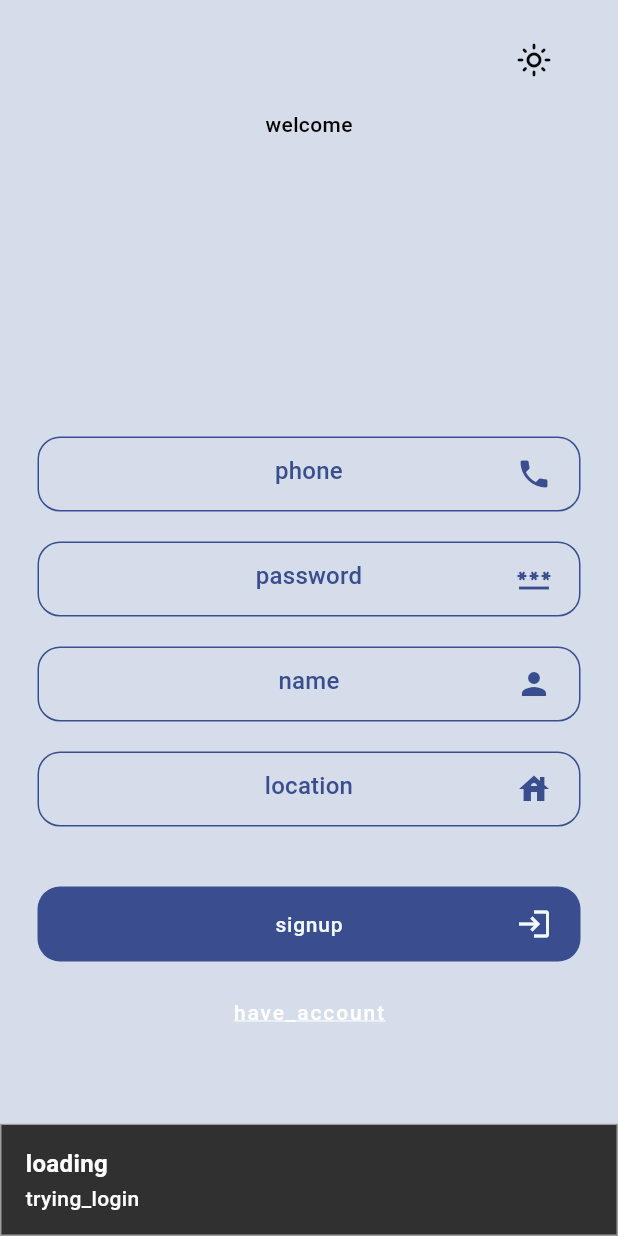
After one commit to AbdAllahKarajay/pharmacist_app, a Flutter app: the screen it shows after launch, after a tap on "dont_have_account", on a phone screen of 412 x 824 dp. The commit adds this screen. Run offline on Flutter 3.47's test engine with Material 2 defaults, Android fonts, the light colour scheme and no system bars; our stand-ins replace dio, firebase_core, firebase_messaging, flutter_local_notifications, get, get_storage; accounts and stored records are empty; network calls fail; Roboto replaces fonts that are missing (Poppins).

Commit message:
interview final

```diff
--- a/lib/core/repository/remote_datasource.dart
+++ b/lib/core/repository/remote_datasource.dart
@@ -24,9 +24,9 @@ class RemoteDatasource {
   // static const String scheme = 'http';
   // static const int? port = 5000;
   // static const String host = '192.168.43.162';
-  static const String scheme = 'https';
-  static const int? port = null;
-  static const String host = '5e13-45-14-71-22.ngrok-free.app';
+  static const String scheme = 'http';
+  static const int port = 8000;
+  static const String host = '192.168.6.162';
   static Uri uri = Uri(scheme: scheme, host: host, port: port);
 
   Future performPutRequest<T>(
--- a/lib/main.dart
+++ b/lib/main.dart
@@ -4,7 +4,6 @@ import 'package:firebase_core/firebase_core.dart';
 import 'package:firebase_messaging/firebase_messaging.dart';
 import 'package:flutter/foundation.dart';
 import 'package:flutter/material.dart';
-import 'package:flutter_local_notifications/flutter_local_notifications.dart';
 import 'package:get/get.dart';
 import 'package:pharmacist_application/presentation/pages/favorite_page/favorite_controller.dart';
 import 'package:pharmacist_application/presentation/pages/home_page/order_page/order_controller.dart';
@@ -27,13 +26,16 @@ init() async {
   );
   Get.globalData.fcmToken = await FirebaseMessaging.instance.getToken();
   NotificationSettings notificationSettings;
-  do {
+  // do {
     notificationSettings = await FirebaseMessaging.instance
-        .requestPermission();
-  }while(notificationSettings.authorizationStatus != AuthorizationStatus.authorized);
+        .requestPermission(sound: true, alert: true);
+  // }while(notificationSettings.authorizationStatus != AuthorizationStatus.authorized);
+  print(notificationSettings.authorizationStatus);
 
   FirebaseMessaging.onBackgroundMessage(firebaseMessagingBackgroundHandler);
-  FirebaseMessaging.onMessage.listen((event) => firebaseMessagingBackgroundHandler);
+  FirebaseMessaging.onMessage.listen((event) => firebaseMessagingBackgroundHandler(event));
+  FirebaseMessaging.onMessageOpenedApp.listen(firebaseMessagingBackgroundHandler);
+  // FirebaseMessaging.onMessageOpenedApp.listen(firebaseMessagingBackgroundHandler);
   if (!kIsWeb) {
     await setupFlutterNotifications();
   }
@@ -117,7 +119,12 @@ class AppTranslations extends Translations {
           'products': 'Products',
           'paid': 'Paid',
           'unpaid': 'Unpaid',
+          'signup': 'Signup',
           'no_more': 'No More',
+          'search for category': 'Search For Category',
+          'total_price': 'Total Price',
+          'logout': 'Logout',
+          'dark': 'Dark Mode',
         },
         'ar': {
           "appName": appNameAr,
@@ -150,6 +157,11 @@ class AppTranslations extends Translations {
           'paid': 'مدفوع',
           'unpaid': 'غير مدفوع',
           'no_more': 'لا يوجد مزيد',
+          'signup': 'إنشاء حساب',
+          'search for category': 'بحث عن صنف',
+          'total_price': 'السعر الكلي',
+          'logout': 'تسجيل الخروج',
+          'dark': 'الوضع الليلي',
         }
       };
 }
--- a/lib/presentation/pages/home_page/home_page.dart
+++ b/lib/presentation/pages/home_page/home_page.dart
@@ -47,7 +47,7 @@ class _HomePageState extends State<HomePage> with TickerProviderStateMixin{
         padding: const EdgeInsets.symmetric(horizontal: 10),
         child: TabBarView(
           controller: tabController,
-          children: [
+          children: const [
             CategoriesScreen(),
             OrdersScreen(),
           ],
--- a/lib/presentation/pages/home_page/order_page/order_controller.dart
+++ b/lib/presentation/pages/home_page/order_page/order_controller.dart
@@ -55,6 +55,7 @@ class OrderController extends GetxController{
           "medicine_amount": e.value
         }).toList(),
       });
+      getOrders();
       state.value = LoadingStates.done;
     }on RemoteExceptions{
       state.value = LoadingStates.error;
--- a/lib/presentation/pages/login/auth_controller.dart
+++ b/lib/presentation/pages/login/auth_controller.dart
@@ -50,6 +50,25 @@ class AuthController extends GetxController {
   logout() {
     Get.globalData.removeUser();
   }
+
+  Future<void> signup({required String phone, required String password, required String name, required String location}) async {
+    state.value = LoadingStates.loading;
+    try {
+      await RemoteDatasource.instance.performPostRequest(
+        "/api/phregister",
+        body: {
+          "phone": phone,
+          "password": password,
+          "name": name,
+          "location": location,
+        },
+        useToken: false,
+      );
+    } catch (_) {
+      state.value = LoadingStates.error;
+      throw Exception();
+    }
+  }
 }
 
 extension FindAuthController on GetInterface {
--- a/lib/presentation/pages/login/login_page.dart
+++ b/lib/presentation/pages/login/login_page.dart
@@ -6,6 +6,7 @@ import 'package:get/get.dart';
 import 'package:pharmacist_application/core/config/global_data.dart';
 import 'package:pharmacist_application/core/util/theme.dart';
 import 'package:pharmacist_application/presentation/pages/login/auth_controller.dart';
+import 'package:pharmacist_application/presentation/pages/login/signup_page.dart';
 
 import '../../../core/data/enums/loading_states.dart';
 import '../../../core/util/palette.dart';
@@ -17,7 +18,8 @@ import 'component/filled_button.dart';
 import 'component/unfilled_text_field.dart';
 
 class LoginPage extends StatefulWidget {
-  const LoginPage({Key? key}) : super(key: key);
+  const LoginPage({Key? key, this.phone}) : super(key: key);
+  final String? phone;
 
   @override
   State<LoginPage> createState() => _LoginPageState();
@@ -38,10 +40,12 @@ class _LoginPageState extends State<LoginPage>{
   }
   StreamSubscription<LoadingStates>? listener;
 
+  late final GlobalKey<FormState> formKey;
   @override
   void initState() {
     super.initState();
     Get.authController.getUser();
+    formKey = GlobalKey<FormState>();
     listener = Get.authController.state.listen((state)=>_listener(state));
   }
 
@@ -54,7 +58,7 @@ class _LoginPageState extends State<LoginPage>{
   @override
   Widget build(BuildContext context) {
     print(Get.globalData.fcmToken);
-    final TextEditingController phone = TextEditingController();
+    final TextEditingController phone = TextEditingController(text: widget.phone);
     final TextEditingController pass = TextEditingController();
     return Scaffold(
       floatingActionButtonLocation: FloatingActionButtonLocation.endTop,
@@ -77,6 +81,8 @@ class _LoginPageState extends State<LoginPage>{
               //login
               Flexible(
                 flex: 4,
+                child: Form(
+                  key: formKey,
                   child: SingleChildScrollView(
                     child: Column(
                       mainAxisAlignment: MainAxisAlignment.center,
@@ -120,6 +126,7 @@ class _LoginPageState extends State<LoginPage>{
                           onTap: () {
                             if (Get.authController.state.value !=
                                 LoadingStates.loading) {
+                              formKey.currentState?.validate();
                               Get.authController.login(
                                 phone: phone.text,
                                 password: pass.text,
@@ -131,6 +138,11 @@ class _LoginPageState extends State<LoginPage>{
                     ),
                   ),
                 ),
+              ),
+              const SizedBox(height: 10),
+              TextButton(onPressed: (){
+                Get.off(const SignupPage());
+              }, child: Text("dont_have_account".tr, style: const TextStyle(color: Colors.white, decoration: TextDecoration.underline))),
               const Spacer(flex: 2),
             ],
           ),
--- /dev/null
+++ b/lib/presentation/pages/login/signup_page.dart
@@ -0,0 +1,187 @@
+import 'dart:async';
+
+import 'package:flutter/foundation.dart';
+import 'package:flutter/services.dart';
+import 'package:get/get.dart';
+import 'package:pharmacist_application/core/config/global_data.dart';
+import 'package:pharmacist_application/core/util/theme.dart';
+import 'package:pharmacist_application/presentation/pages/login/auth_controller.dart';
+import 'package:pharmacist_application/presentation/pages/login/login_page.dart';
+
+import '../../../core/data/enums/loading_states.dart';
+import '../../../core/util/palette.dart';
+import 'package:flutter/material.dart';
+
+import '../../components/general/state_snack_bar.dart';
+import '../../components/general/theme_button.dart';
+import 'component/filled_button.dart';
+import 'component/unfilled_text_field.dart';
+
+class SignupPage extends StatefulWidget {
+  const SignupPage({Key? key}) : super(key: key);
+
+  @override
+  State<SignupPage> createState() => _SignupPageState();
+}
+
+class _SignupPageState extends State<SignupPage> {
+  _listener(LoadingStates state) {
+    // final state = Get.authController.state.value;
+    if (kDebugMode) {
+      print("listen: $state,");
+    }
+    StateSnackBar.stateSnackBars(
+        state: state,
+        loadingMessage: "trying_login".tr,
+        errorMessage: "error_login".tr,
+        doneMessage: "done_login".tr,
+        onDone: () {});
+  }
+
+  StreamSubscription<LoadingStates>? listener;
+
+  @override
+  void initState() {
+    super.initState();
+    Get.authController.getUser();
+    listener = Get.authController.state.listen((state) => _listener(state));
+  }
+
+  @override
+  void dispose() {
+    super.dispose();
+    listener?.cancel();
+  }
+
+  @override
+  Widget build(BuildContext context) {
+    print(Get.globalData.fcmToken);
+    final TextEditingController phone = TextEditingController();
+    final TextEditingController pass = TextEditingController();
+    final TextEditingController name = TextEditingController();
+    final TextEditingController location = TextEditingController();
+    return Scaffold(
+      floatingActionButtonLocation: FloatingActionButtonLocation.endTop,
+      floatingActionButton: const SizedBox(
+          width: 80,
+          height: 80,
+          child: ThemeButton(
+            text: false,
+          )),
+      body: Center(
+        child: Container(
+          padding: const EdgeInsets.all(25),
+          child: Flex(
+            direction: Axis.vertical,
+            crossAxisAlignment: CrossAxisAlignment.center,
+            children: [
+              //header
+              const Spacer(flex: 1),
+              Text("welcome".tr),
+              const Spacer(flex: 1),
+              // Flexible(flex: 2, child: Center(child: Image.asset("assets/logo_trans.png"),),),
+              const Spacer(flex: 2),
+              const Spacer(flex: 1),
+              //login
+              Flexible(
+                flex: 8,
+                child: SingleChildScrollView(
+                  child: Column(
+                    mainAxisAlignment: MainAxisAlignment.center,
+                    children: [
+                      UnfilledTextField(
+                        controller: phone,
+                        color: Theme.of(context).isDark
+                            ? ColorConfig.WHITE
+                            : ColorConfig.primary,
+                        hintText: "phone".tr,
+                        icon: Icons.phone,
+                        keyboardType: TextInputType.phone,
+                        inputFormatters: [
+                          FilteringTextInputFormatter.digitsOnly,
+                          //TODO: number formatters
+                        ],
+                      ),
+                      const SizedBox(height: 20),
+                      UnfilledTextField(
+                        obscure: true,
+                        controller: pass,
+                        color: Theme.of(context).isDark
+                            ? ColorConfig.WHITE
+                            : ColorConfig.primary,
+                        hintText: "password".tr,
+                        icon: Icons.password,
+                        // inputFormatters: [
+                        //   //TODO: password formatters
+                        // ],
+                      ),
+                      const SizedBox(height: 20),
+                      UnfilledTextField(
+                        controller: name,
+                        color: Theme.of(context).isDark
+                            ? ColorConfig.WHITE
+                            : ColorConfig.primary,
+                        hintText: "name".tr,
+                        icon: Icons.person,
+                      ),
+                      const SizedBox(height: 20),
+                      UnfilledTextField(
+                        controller: location,
+                        color: Theme.of(context).isDark
+                            ? ColorConfig.WHITE
+                            : ColorConfig.primary,
+                        hintText: "location".tr,
+                        icon: Icons.house,
+                      ),
+                      const SizedBox(height: 40),
+                      ColoredFilledButton(
+                        color: Theme.of(context).isDark
+                            ? ColorConfig.WHITE
+                            : ColorConfig.primary,
+                        text: "signup".tr,
+                        secondColor: Theme.of(context).isDark
+                            ? ColorConfig.primary
+                            : ColorConfig.WHITE,
+                        icon: Icons.login,
+                        onTap: () async {
+                          print(Get.authController.state.value);
+                          if (Get.authController.state.value !=
+                              LoadingStates.loading) {
+                            try {
+                              await Get.authController.signup(
+                                phone: phone.text,
+                                password: pass.text,
+                                name: name.text,
+                                location: location.text,
+                              );
+                              Get.off(LoginPage(
+                                phone: phone.text,
+                              ));
+                            } catch (_) {}
+                          }
+                        },
+                      ),
+                    ],
+                  ),
+                ),
+              ),
+              const SizedBox(height: 10),
+              TextButton(
+                onPressed: () {
+                  Get.off(const LoginPage());
+                },
+                child: Text(
+                  "have_account".tr,
+                  style: const TextStyle(
+                      color: Colors.white,
+                      decoration: TextDecoration.underline),
+                ),
+              ),
+              const Spacer(flex: 1),
+            ],
+          ),
+        ),
+      ),
+    );
+  }
+}
--- a/lib/presentation/pages/products_page/products_page.dart
+++ b/lib/presentation/pages/products_page/products_page.dart
@@ -52,8 +52,8 @@ class ProductsPage extends StatelessWidget {
                   if (Get.productsController.searchTypeIndex != null)
                   Padding(
                     padding: const EdgeInsets.all(10),
-                    child: Row(
-                        mainAxisAlignment: MainAxisAlignment.center,
+                    child: Wrap(
+                        // mainAxisAlignment: MainAxisAlignment.center,
                         children: [
                           ChoiceChip(
                             label: Text(Get.productsController.searchTypes[0].tr),
--- a/lib/presentation/pages/settings/settings_page.dart
+++ b/lib/presentation/pages/settings/settings_page.dart
@@ -22,7 +22,7 @@ class SettingsPage extends StatelessWidget {
       body: Column(
       children: [
         const SizedBox(height: 20),
-        SwitchListTile(title: const Text("Dark"), value: Theme.of(context).isDark , onChanged: (value){
+        SwitchListTile(title: Text("dark".tr), value: Theme.of(context).isDark , onChanged: (value){
         Get.globalConfig.changeThemeMode(
             value ? ThemeMode.dark : ThemeMode.light);
           }),
@@ -34,7 +34,7 @@ class SettingsPage extends StatelessWidget {
         print(Get.locale);
           }),
         const Spacer(),
-        ListTile(title: Text("logout".tr), onTap: Get.authController.logout(),),
+        ListTile(title: Text("logout".tr), onTap: () => Get.authController.logout(),),
         const SizedBox(height: 20),
       ],
         ),
```
Also changed, not shown: lib/presentation/pages/home_page/categories_page/categories_controller.dart (+12 -0 lines), lib/presentation/pages/home_page/categories_page/categories_screen.dart (+19 -3 lines), lib/presentation/pages/search/search_controller.dart (+15 -4 lines), lib/presentation/pages/search/search_page.dart (+82 -38 lines), 3 other files. Lines whose indentation alone changed are shown as unchanged.
